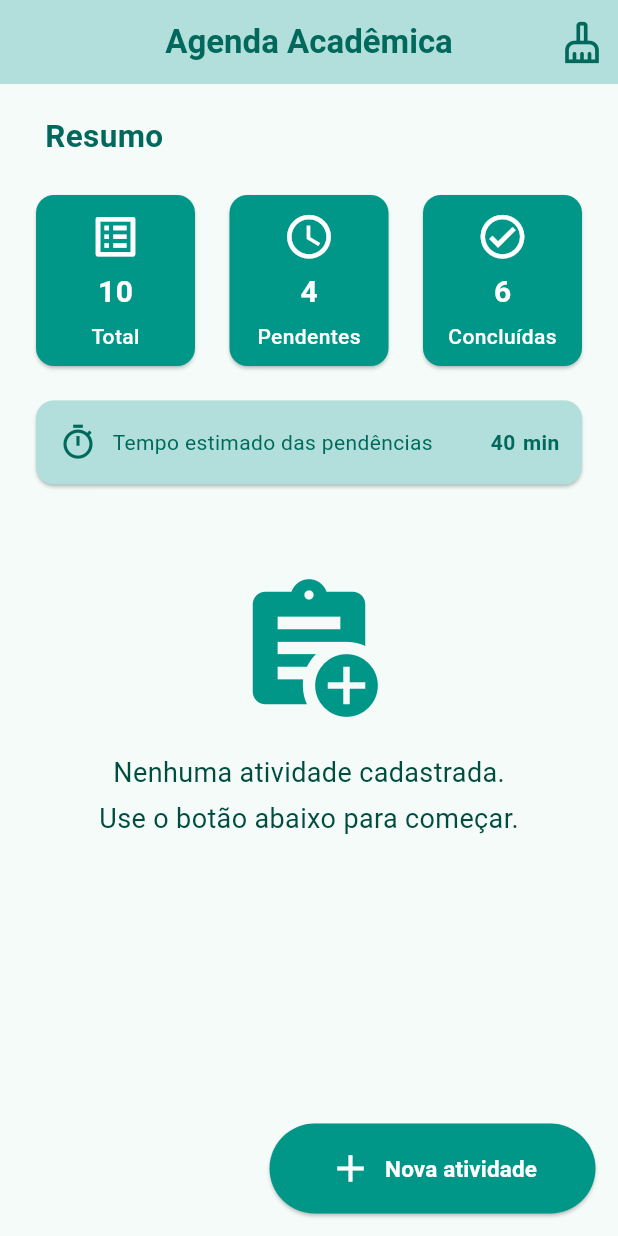
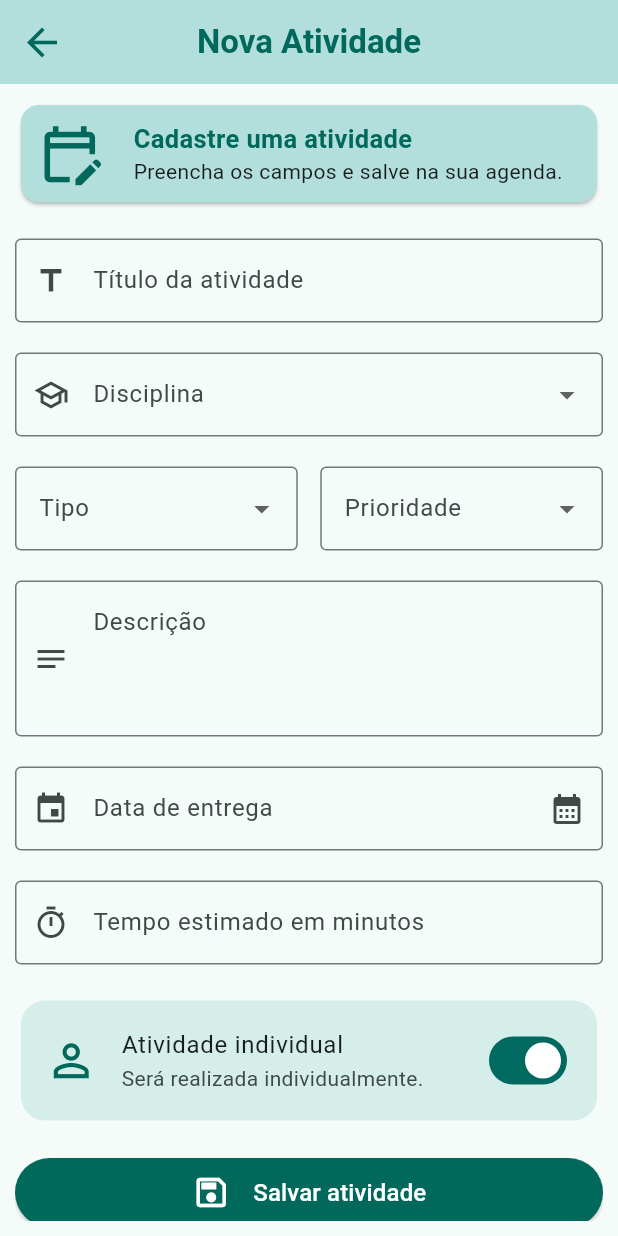
Before and after one commit to IzaBern/DAH_agenda_academica, a Flutter app: the screen it shows after launch, on a phone screen of 412 x 824 dp. Run offline on Flutter 3.47's test engine with Material 3 defaults, Android fonts, the phone set to English and light mode, and no system bars; our stand-ins replace flutter_mobx.

Commit message:
feat: design página de nova atividade

```diff
--- a/lib/pages/home_page.dart
+++ b/lib/pages/home_page.dart
@@ -1,4 +1,5 @@
 import 'package:agenda_academica/pages/agenda_page.dart';
+import 'package:agenda_academica/pages/new_activity_page.dart';
 import 'package:flutter/material.dart';
 
 class HomePage extends StatelessWidget {
@@ -6,6 +7,6 @@ class HomePage extends StatelessWidget {
 
   @override
   Widget build(BuildContext context) {
-    return AgendaPage();
+    return NewActivityPage();
   }
 }
--- /dev/null
+++ b/lib/pages/new_activity_page.dart
@@ -0,0 +1,259 @@
+import 'package:flutter/material.dart';
+
+class NewActivityPage extends StatefulWidget {
+  const NewActivityPage({super.key});
+
+  @override
+  State<NewActivityPage> createState() => _NewActivityPageState();
+}
+
+class _NewActivityPageState extends State<NewActivityPage> {
+  bool _individual = true;
+  @override
+  Widget build(BuildContext context) {
+    return Scaffold(
+      appBar: AppBar(
+        title: Text(
+          "Nova Atividade",
+          style: TextStyle(
+            fontWeight: FontWeight(700),
+            color: Colors.teal[800],
+          ),
+        ),
+        centerTitle: true,
+        backgroundColor: Colors.teal[100],
+        leading: IconButton(
+          onPressed: () {},
+          icon: Icon(Icons.arrow_back, size: 30, color: Colors.teal[800]),
+        ),
+      ),
+      body: Padding(
+        padding: const EdgeInsets.all(10.0),
+        child: ListView(
+          children: [
+            Column(
+              children: [
+                Card(
+                  color: const Color.fromARGB(255, 178, 223, 219),
+                  child: Padding(
+                    padding: const EdgeInsets.all(10.0),
+                    child: Row(
+                      children: [
+                        Icon(
+                          Icons.edit_calendar_outlined,
+                          size: 45,
+                          color: Colors.teal[800],
+                        ),
+                        SizedBox(width: 20),
+                        Expanded(
+                          child: Row(
+                            children: [
+                              Column(
+                                crossAxisAlignment: CrossAxisAlignment.start,
+                                children: [
+                                  Text(
+                                    "Cadastre uma atividade",
+                                    style: TextStyle(
+                                      fontSize: 17,
+                                      color: Colors.teal[800],
+                                      fontWeight: FontWeight(700),
+                                    ),
+                                  ),
+                                  Text(
+                                    "Preencha os campos e salve na sua agenda.",
+                                  ),
+                                ],
+                              ),
+                            ],
+                          ),
+                        ),
+                      ],
+                    ),
+                  ),
+                ),
+                SizedBox(height: 20),
+                TextField(
+                  decoration: InputDecoration(
+                    prefixIcon: Icon(Icons.title),
+                    border: OutlineInputBorder(),
+                    labelText: "Título da atividade",
+                  ),
+                ),
+                SizedBox(height: 20),
+                DropdownButtonFormField<String>(
+                  decoration: InputDecoration(
+                    labelText: "Disciplina",
+                    prefixIcon: Icon(Icons.school_outlined),
+                    border: OutlineInputBorder(),
+                  ),
+                  items: const [
+                    DropdownMenuItem(
+                      value: "programacao",
+                      child: Text("Programação"),
+                    ),
+                    DropdownMenuItem(
+                      value: "bancoDeDados",
+                      child: Text("Banco de Dados"),
+                    ),
+                    DropdownMenuItem(value: "redes", child: Text("Redes")),
+                    DropdownMenuItem(
+                      value: "engenhariaDeSoftware",
+                      child: Text("Engenharia de Software"),
+                    ),
+                  ],
+                  onChanged: (value) {},
+                ),
+                SizedBox(height: 20),
+                Row(
+                  children: [
+                    Expanded(
+                      child: DropdownButtonFormField<String>(
+                        decoration: InputDecoration(
+                          labelText: "Tipo",
+                          border: OutlineInputBorder(),
+                        ),
+                        items: const [
+                          DropdownMenuItem(
+                            value: "exercicio",
+                            child: Text("Exercício"),
+                          ),
+                          DropdownMenuItem(
+                            value: "trabalho",
+                            child: Text("Trabalho"),
+                          ),
+                          DropdownMenuItem(
+                            value: "prova",
+                            child: Text("Prova"),
+                          ),
+                          DropdownMenuItem(
+                            value: "projeto",
+                            child: Text("Projeto"),
+                          ),
+                        ],
+                        onChanged: (value) {},
+                      ),
+                    ),
+                    SizedBox(width: 15),
+                    Expanded(
+                      child: DropdownButtonFormField<String>(
+                        decoration: InputDecoration(
+                          labelText: "Prioridade",
+                          border: OutlineInputBorder(),
+                        ),
+                        items: const [
+                          DropdownMenuItem(
+                            value: "baixa",
+                            child: Text("Baixa"),
+                          ),
+                          DropdownMenuItem(
+                            value: "media",
+                            child: Text("Média"),
+                          ),
+                          DropdownMenuItem(value: "alta", child: Text("Alta")),
+                        ],
+                        onChanged: (value) {},
+                      ),
+                    ),
+                  ],
+                ),
+                SizedBox(height: 20),
+                TextField(
+                  minLines: 3,
+                  maxLines: null,
+                  decoration: const InputDecoration(
+                    prefixIcon: Icon(Icons.notes_outlined),
+                    border: OutlineInputBorder(),
+
+                    alignLabelWithHint: true,
+                    labelText: "Descrição",
+                    hintText: "Descreva o que precisa ser feito ...",
+                  ),
+                ),
+                SizedBox(height: 20),
+                TextFormField(
+                  onTap: () async {
+                    DateTime? dataSelecionada = await showDatePicker(
+                      context: context,
+                      initialDate: DateTime.now(),
+                      firstDate: DateTime(2026),
+                      lastDate: DateTime(2100),
+                    );
+                    if (dataSelecionada != null) {}
+                  },
+                  readOnly: true,
+                  decoration: InputDecoration(
+                    labelText: "Data de entrega",
+                    prefixIcon: Icon(Icons.event),
+                    suffixIcon: Icon(Icons.calendar_month),
+                    border: OutlineInputBorder(),
+                  ),
+                ),
+                SizedBox(height: 20),
+                TextField(
+                  decoration: InputDecoration(
+                    prefixIcon: Icon(Icons.timer_outlined),
+                    suffixText: "min",
+                    border: OutlineInputBorder(),
+                    labelText: "Tempo estimado em minutos",
+                  ),
+                ),
+                SizedBox(height: 20),
+                Card(
+                  elevation: 0,
+                  color: const Color.fromARGB(120, 178, 223, 219),
+                  shape: RoundedRectangleBorder(
+                    borderRadius: BorderRadius.circular(16),
+                  ),
+                  child: SwitchListTile(
+                    contentPadding: const EdgeInsets.symmetric(
+                      horizontal: 16,
+                      vertical: 4,
+                    ),
+                    shape: RoundedRectangleBorder(
+                      borderRadius: BorderRadius.circular(16),
+                    ),
+                    secondary: Icon(
+                      _individual ? Icons.person_outline : Icons.groups,
+                      size: 35,
+                      color: Colors.teal[800],
+                    ),
+                    title: const Text("Atividade individual"),
+                    subtitle: Text(
+                      _individual
+                          ? "Será realizada individualmente."
+                          : "Será realizada em grupo.",
+                    ),
+                    value: _individual,
+                    onChanged: (valor) => setState(() => _individual = valor),
+                  ),
+                ),
+                SizedBox(height: 20),
+                ElevatedButton(
+                  onPressed: () {},
+                  style: ElevatedButton.styleFrom(
+                    backgroundColor: Colors.teal[800], // Cor de fundo do botão
+                    foregroundColor: Colors.white, // Cor do texto e ícone
+                  ),
+                  child: Padding(
+                    padding: const EdgeInsets.all(10.0),
+                    child: Row(
+                      mainAxisAlignment: MainAxisAlignment.center,
+                      children: [
+                        Icon(Icons.save_outlined, size: 26),
+                        SizedBox(width: 15),
+                        Text(
+                          "Salvar atividade",
+                          style: TextStyle(fontSize: 16),
+                        ),
+                      ],
+                    ),
+                  ),
+                ),
+              ],
+            ),
+          ],
+        ),
+      ),
+    );
+  }
+}
```
